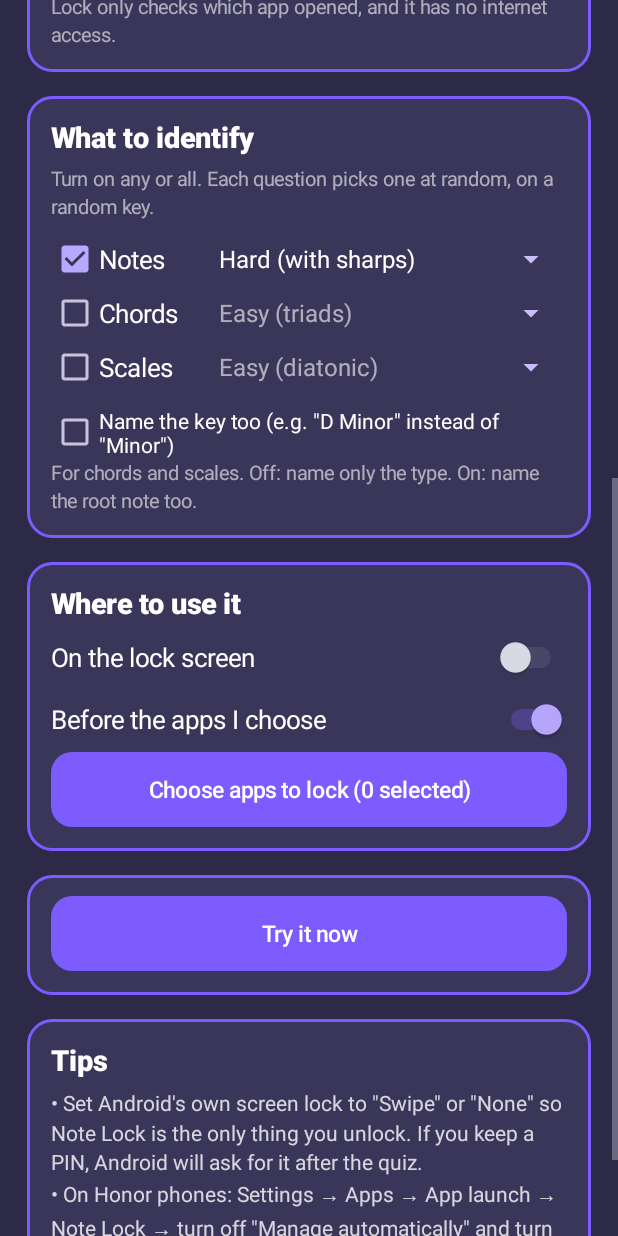
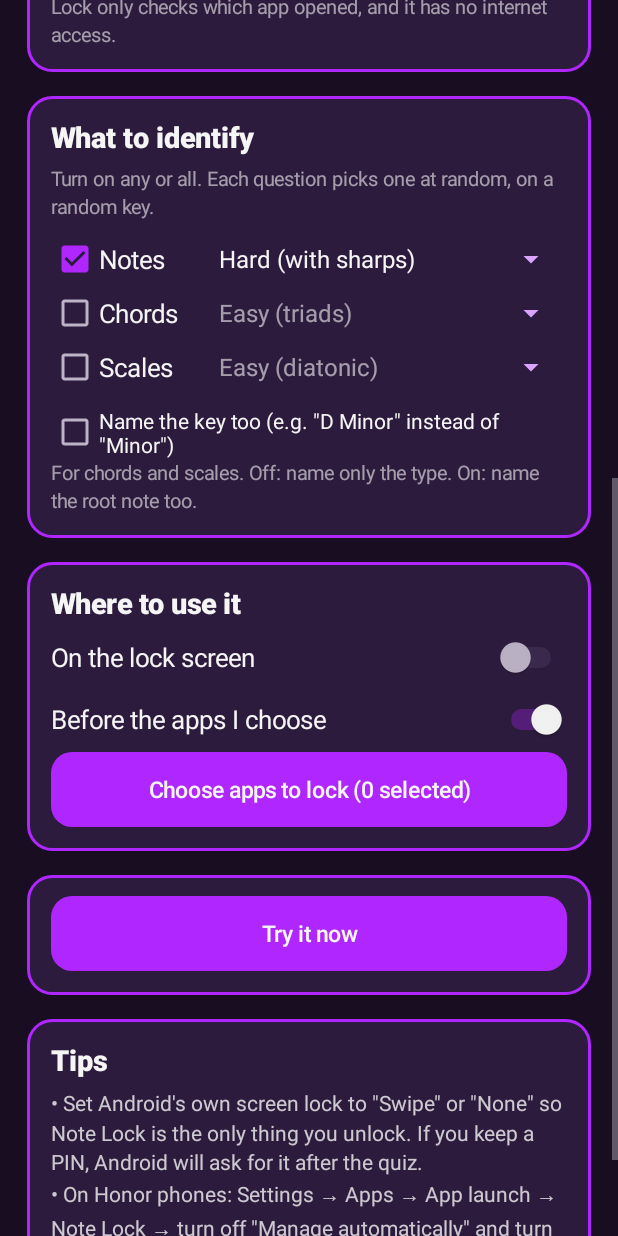
Before and after one commit to commanderlawin123/NoteLock, an Android app: the screen it shows after launch (MainActivity), scrolled down 576 dp, on a phone screen of 412 x 824 dp. Run offline under Robolectric (Android 15) with nearby library versions, the phone set to English and light mode, and no system bars.

Commit message:
Apply new palette: Void Purple, Muted Plum, Overdrive Violet, Hot Magenta, Soft Frost
Co-Authored-By: Claude Opus 5.5 <noreply@anthropic.com>
Claude-Session: https://claude.ai/code/session_01SirkEfGJhDapyXGVGs1rLq

```diff
--- a/app/src/main/java/com/notelock/app/MainActivity.java
+++ b/app/src/main/java/com/notelock/app/MainActivity.java
@@ -37,14 +37,17 @@ import android.widget.Toast;
 /** Settings: permissions, what to identify, where to use it, and a test button. */
 public class MainActivity extends Activity {
     // Palette (change these to restyle the whole screen)
-    static final int BG = 0xFF2D2A47;          // soft indigo background
-    static final int CARD = 0xFF3A3659;        // section card
-    static final int BORDER = 0xFF7C5CFF;      // section border (violet)
-    static final int VIOLET = 0xFF7C5CFF;      // buttons, same as the icon
-    static final int VIOLET_DOWN = 0xFF6446E8; // pressed button
-    static final int DISABLED = 0xFF524D73;    // greyed-out button
-    static final int TEXT_DIM = 0xCCFFFFFF;
-    static final int TEXT_FAINT = 0x99FFFFFF;
+    static final int BG = 0xFF180D21;          // Void Purple: main background
+    static final int CARD = 0xFF2D1B3E;        // Muted Plum: section panels
+    static final int BORDER = 0xFFB026FF;      // Overdrive Violet: section border
+    static final int VIOLET = 0xFFB026FF;      // Overdrive Violet: buttons, selected states
+    static final int VIOLET_DOWN = 0xFF8A1DCC; // pressed button
+    static final int DISABLED = 0xFF45305A;    // greyed-out button
+    static final int ACCENT = 0xFFFF0055;      // Hot Magenta
+    static final int LIGHT = 0xFFD9A3FF;       // light violet for links and icons
+    static final int TEXT = 0xFFF5F5F5;        // Soft Frost
+    static final int TEXT_DIM = 0xCCF5F5F5;
+    static final int TEXT_FAINT = 0x99F5F5F5;
 
     private SharedPreferences prefs;
     private Button overlayBtn, notifBtn, batteryBtn, accessBtn, pickBtn;
@@ -71,9 +74,9 @@ public class MainActivity extends Activity {
         header.setGravity(Gravity.CENTER_VERTICAL);
         ImageView logo = new ImageView(this);
         logo.setImageResource(R.drawable.ic_notelock);
-        logo.setImageTintList(ColorStateList.valueOf(0xFFB9A8FF));
+        logo.setImageTintList(ColorStateList.valueOf(VIOLET));
         header.addView(logo, new LinearLayout.LayoutParams(dp(44), dp(44)));
-        TextView name = text("Note Lock", 32, Color.WHITE);
+        TextView name = text("Note Lock", 32, TEXT);
         name.setTypeface(Typeface.create("sans-serif-black", Typeface.BOLD));
         name.setPadding(dp(8), 0, 0, 0);
         header.addView(name);
@@ -105,12 +108,12 @@ public class MainActivity extends Activity {
         accessBtn = button(v -> startActivity(new Intent(Settings.ACTION_ACCESSIBILITY_SETTINGS)));
         perms.addView(accessBtn, margins(8));
 
-        TextView info = text("Can't turn on app lock? Open App info", 14, 0xFFC9BDFF);
+        TextView info = text("Can't turn on app lock? Open App info", 14, LIGHT);
         info.setPaintFlags(info.getPaintFlags() | Paint.UNDERLINE_TEXT_FLAG);
         Drawable icon = getDrawable(android.R.drawable.ic_dialog_info);
         if (icon != null) {
             icon = icon.mutate();
-            icon.setTint(0xFFC9BDFF);
+            icon.setTint(LIGHT);
             icon.setBounds(0, 0, dp(18), dp(18));
             info.setCompoundDrawablesRelative(icon, null, null, null);
             info.setCompoundDrawablePadding(dp(6));
@@ -242,7 +245,7 @@ public class MainActivity extends Activity {
             @Override
             public View getView(int pos, View convert, ViewGroup parent) {
                 TextView t = (TextView) super.getView(pos, convert, parent);
-                t.setTextColor(spinnerEnabled(parent) ? Color.WHITE : TEXT_FAINT);
+                t.setTextColor(spinnerEnabled(parent) ? TEXT : TEXT_FAINT);
                 return t;
             }
         };
@@ -250,7 +253,7 @@ public class MainActivity extends Activity {
         spinner.setAdapter(adapter);
         spinner.setSelection(Math.max(0, Math.min(levels.length - 1, level)));
         spinner.setEnabled(on);
-        spinner.setBackgroundTintList(ColorStateList.valueOf(0xFFC9BDFF));
+        spinner.setBackgroundTintList(ColorStateList.valueOf(LIGHT));
         spinner.setOnItemSelectedListener(new AdapterView.OnItemSelectedListener() {
             @Override
             public void onItemSelected(AdapterView<?> parent, View view, int pos, long id) {
@@ -315,7 +318,7 @@ public class MainActivity extends Activity {
         bg.setStroke(dp(2), BORDER);
         c.setBackground(bg);
         if (heading != null) {
-            TextView h = text(heading, 19, Color.WHITE);
+            TextView h = text(heading, 19, TEXT);
             h.setTypeface(Typeface.create("sans-serif-medium", Typeface.BOLD));
             h.setPadding(0, 0, 0, dp(6));
             c.addView(h);
@@ -330,7 +333,7 @@ public class MainActivity extends Activity {
         b.setTextSize(TypedValue.COMPLEX_UNIT_SP, 15);
         b.setTextColor(new ColorStateList(
                 new int[][]{{-android.R.attr.state_enabled}, {}},
-                new int[]{0xB3FFFFFF, Color.WHITE}));
+                new int[]{0xB3F5F5F5, TEXT}));
         StateListDrawable states = new StateListDrawable();
         states.addState(new int[]{-android.R.attr.state_enabled}, rounded(DISABLED));
         states.addState(new int[]{android.R.attr.state_pressed}, rounded(VIOLET_DOWN));
@@ -352,15 +355,15 @@ public class MainActivity extends Activity {
     private Switch sw(String label, boolean on) {
         Switch s = new Switch(this);
         s.setText(label);
-        s.setTextColor(Color.WHITE);
+        s.setTextColor(TEXT);
         s.setTextSize(TypedValue.COMPLEX_UNIT_SP, 17);
         s.setChecked(on);
         s.setThumbTintList(new ColorStateList(
                 new int[][]{{android.R.attr.state_checked}, {}},
-                new int[]{0xFFB9A8FF, 0xFFDDDDE8}));
+                new int[]{TEXT, 0xFFBDB3C7}));
         s.setTrackTintList(new ColorStateList(
                 new int[][]{{android.R.attr.state_checked}, {}},
-                new int[]{VIOLET, 0xFF6E6A8A}));
+                new int[]{VIOLET, 0xFF5A4670}));
         return s;
     }
 
@@ -372,11 +375,11 @@ public class MainActivity extends Activity {
 
     private void styleCheck(CheckBox c, String label, boolean on) {
         c.setText(label);
-        c.setTextColor(Color.WHITE);
+        c.setTextColor(TEXT);
         c.setChecked(on);
         c.setButtonTintList(new ColorStateList(
                 new int[][]{{android.R.attr.state_checked}, {}},
-                new int[]{0xFFB9A8FF, 0xFFC8C4DC}));
+                new int[]{VIOLET, 0xFFBDB3C7}));
     }
 
     private TextView text(String s, int sp, int color) {
--- a/app/src/main/res/drawable/ic_notelock.xml
+++ b/app/src/main/res/drawable/ic_notelock.xml
@@ -6,6 +6,6 @@
     android:viewportWidth="24"
     android:viewportHeight="24">
     <path
-        android:fillColor="#FF7C5CFF"
+        android:fillColor="#FFB026FF"
         android:pathData="M12,3v10.55C11.41,13.21 10.73,13 10,13c-2.21,0 -4,1.79 -4,4s1.79,4 4,4 4,-1.79 4,-4V7h4V3h-6z" />
 </vector>
```
Also changed, not shown: app/src/main/java/com/notelock/app/AppPickerActivity.java (+5 -5 lines), app/src/main/java/com/notelock/app/LockActivity.java (+16 -15 lines).
